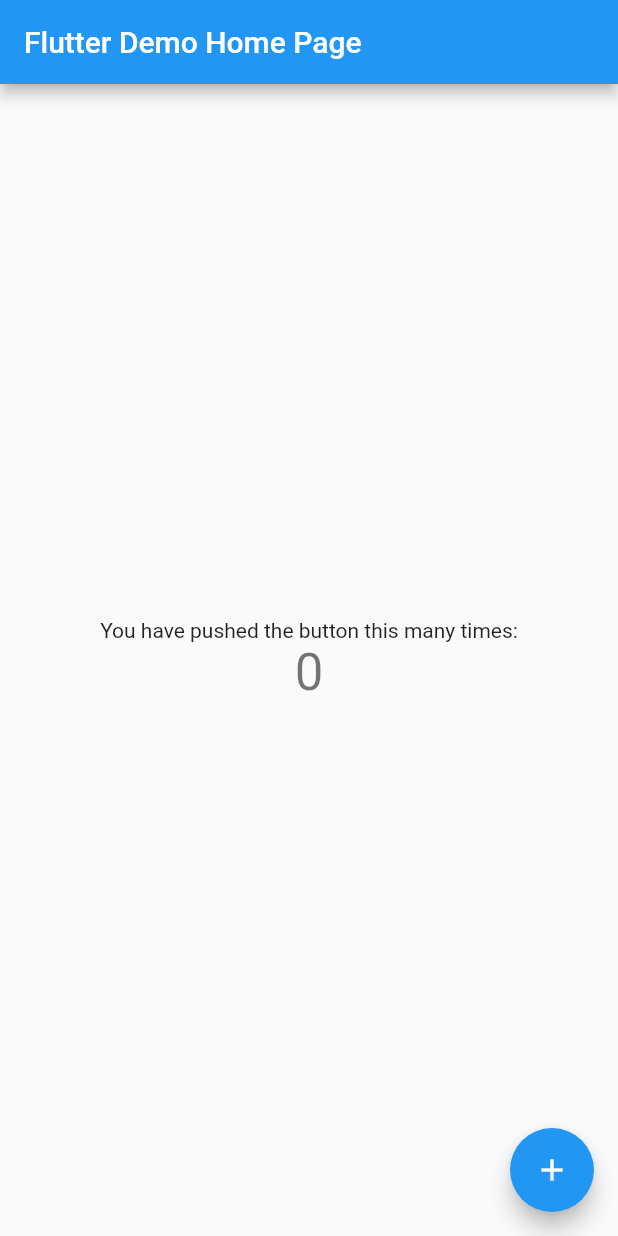
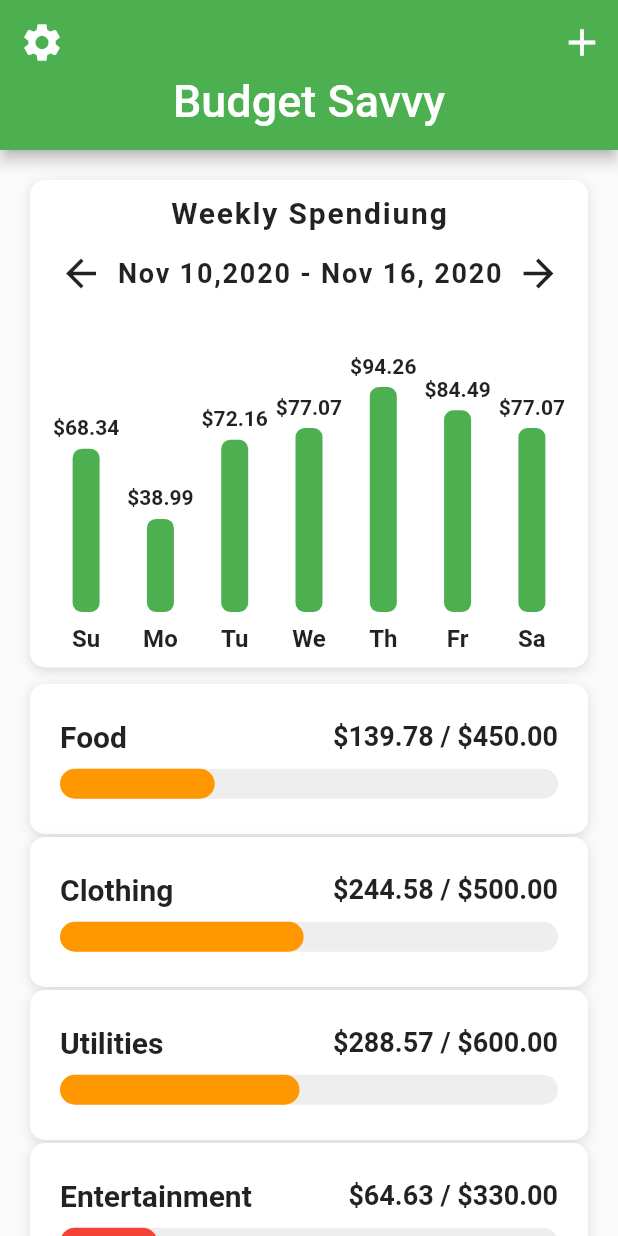
Before and after one commit to shameemreza/budgetsavvy, a Flutter app: the screen it shows after launch, on a phone screen of 412 x 824 dp. Run offline on Flutter 3.47's test engine with Material 2 defaults, Android fonts, the phone set to English and light mode, and no system bars.

Commit message:
UI Completed :boom:

```diff
--- a/lib/main.dart
+++ b/lib/main.dart
@@ -1,4 +1,5 @@
 import 'package:flutter/material.dart';
+import 'package:budgetsavvy/screens/HomeScreen.dart';
 
 void main() {
   runApp(MyApp());
@@ -9,109 +10,12 @@ class MyApp extends StatelessWidget {
   @override
   Widget build(BuildContext context) {
     return MaterialApp(
-      title: 'Flutter Demo',
+      debugShowCheckedModeBanner: false,
+      title: 'Budget Savvy',
       theme: ThemeData(
-        // This is the theme of your application.
-        //
-        // Try running your application with "flutter run". You'll see the
-        // application has a blue toolbar. Then, without quitting the app, try
-        // changing the primarySwatch below to Colors.green and then invoke
-        // "hot reload" (press "r" in the console where you ran "flutter run",
-        // or simply save your changes to "hot reload" in a Flutter IDE).
-        // Notice that the counter didn't reset back to zero; the application
-        // is not restarted.
-        primarySwatch: Colors.blue,
-        // This makes the visual density adapt to the platform that you run
-        // the app on. For desktop platforms, the controls will be smaller and
-        // closer together (more dense) than on mobile platforms.
-        visualDensity: VisualDensity.adaptivePlatformDensity,
+        primaryColor: Colors.green,
       ),
-      home: MyHomePage(title: 'Flutter Demo Home Page'),
+      home: HomeScreen(),
     );
   }
 }
-
-class MyHomePage extends StatefulWidget {
-  MyHomePage({Key key, this.title}) : super(key: key);
-
-  // This widget is the home page of your application. It is stateful, meaning
-  // that it has a State object (defined below) that contains fields that affect
-  // how it looks.
-
-  // This class is the configuration for the state. It holds the values (in this
-  // case the title) provided by the parent (in this case the App widget) and
-  // used by the build method of the State. Fields in a Widget subclass are
-  // always marked "final".
-
-  final String title;
-
-  @override
-  _MyHomePageState createState() => _MyHomePageState();
-}
-
-class _MyHomePageState extends State<MyHomePage> {
-  int _counter = 0;
-
-  void _incrementCounter() {
-    setState(() {
-      // This call to setState tells the Flutter framework that something has
-      // changed in this State, which causes it to rerun the build method below
-      // so that the display can reflect the updated values. If we changed
-      // _counter without calling setState(), then the build method would not be
-      // called again, and so nothing would appear to happen.
-      _counter++;
-    });
-  }
-
-  @override
-  Widget build(BuildContext context) {
-    // This method is rerun every time setState is called, for instance as done
-    // by the _incrementCounter method above.
-    //
-    // The Flutter framework has been optimized to make rerunning build methods
-    // fast, so that you can just rebuild anything that needs updating rather
-    // than having to individually change instances of widgets.
-    return Scaffold(
-      appBar: AppBar(
-        // Here we take the value from the MyHomePage object that was created by
-        // the App.build method, and use it to set our appbar title.
-        title: Text(widget.title),
-      ),
-      body: Center(
-        // Center is a layout widget. It takes a single child and positions it
-        // in the middle of the parent.
-        child: Column(
-          // Column is also a layout widget. It takes a list of children and
-          // arranges them vertically. By default, it sizes itself to fit its
-          // children horizontally, and tries to be as tall as its parent.
-          //
-          // Invoke "debug painting" (press "p" in the console, choose the
-          // "Toggle Debug Paint" action from the Flutter Inspector in Android
-          // Studio, or the "Toggle Debug Paint" command in Visual Studio Code)
-          // to see the wireframe for each widget.
-          //
-          // Column has various properties to control how it sizes itself and
-          // how it positions its children. Here we use mainAxisAlignment to
-          // center the children vertically; the main axis here is the vertical
-          // axis because Columns are vertical (the cross axis would be
-          // horizontal).
-          mainAxisAlignment: MainAxisAlignment.center,
-          children: <Widget>[
-            Text(
-              'You have pushed the button this many times:',
-            ),
-            Text(
-              '$_counter',
-              style: Theme.of(context).textTheme.headline4,
-            ),
-          ],
-        ),
-      ),
-      floatingActionButton: FloatingActionButton(
-        onPressed: _incrementCounter,
-        tooltip: 'Increment',
-        child: Icon(Icons.add),
-      ), // This trailing comma makes auto-formatting nicer for build methods.
-    );
-  }
-}
--- /dev/null
+++ b/lib/screens/HomeScreen.dart
@@ -0,0 +1,159 @@
+import 'package:budgetsavvy/data/data.dart';
+import 'package:budgetsavvy/models/CategoryModel.dart';
+import 'package:budgetsavvy/models/ExpenseModel.dart';
+import 'package:budgetsavvy/screens/CategoryScreen.dart';
+import 'package:budgetsavvy/utils/Colorshelper.dart';
+import 'package:budgetsavvy/widgets/BarChart.dart';
+import 'package:flutter/material.dart';
+
+class HomeScreen extends StatefulWidget {
+  @override
+  _HomeScreenState createState() => _HomeScreenState();
+}
+
+class _HomeScreenState extends State<HomeScreen> {
+  _buildCategory(Category category, double totalAmountSpend) {
+    return GestureDetector(
+      onTap: () => Navigator.push(
+        context,
+        MaterialPageRoute(
+          builder: (_) => CategoryScreen(category: category),
+        ),
+      ),
+      child: Container(
+        margin: EdgeInsets.symmetric(horizontal: 20.0, vertical: 1.0),
+        padding: EdgeInsets.all(20.0),
+        height: 100.0,
+        width: double.infinity,
+        decoration: BoxDecoration(
+          borderRadius: BorderRadius.circular(10.0),
+          color: Colors.white,
+          boxShadow: [
+            BoxShadow(
+              color: Colors.black12,
+              offset: Offset(0, 2),
+              blurRadius: 6.0,
+            )
+          ],
+        ),
+        child: Column(
+          mainAxisAlignment: MainAxisAlignment.center,
+          children: [
+            Row(
+              mainAxisAlignment: MainAxisAlignment.spaceBetween,
+              children: [
+                Text(
+                  category.name,
+                  style: TextStyle(
+                    fontSize: 20.0,
+                    fontWeight: FontWeight.w600,
+                  ),
+                ),
+                Text(
+                  '\$${(category.maxAmount - totalAmountSpend).toStringAsFixed(2)} / \$${category.maxAmount.toStringAsFixed(2)}',
+                  style: TextStyle(
+                    fontSize: 18.0,
+                    fontWeight: FontWeight.w600,
+                  ),
+                ),
+              ],
+            ),
+            SizedBox(height: 10.0),
+            LayoutBuilder(
+              builder: (BuildContext contex, BoxConstraints constraints) {
+                final double maxBarWidth = constraints.maxWidth;
+                final double percent = (category.maxAmount - totalAmountSpend) /
+                    category.maxAmount;
+                double barWidth = percent * maxBarWidth;
+                if (barWidth < 0) {
+                  barWidth = 0;
+                }
+                return Stack(
+                  children: [
+                    Container(
+                      height: 20.0,
+                      decoration: BoxDecoration(
+                        color: Colors.grey[200],
+                        borderRadius: BorderRadius.circular(15.0),
+                      ),
+                    ),
+                    Container(
+                      height: 20.0,
+                      width: barWidth,
+                      decoration: BoxDecoration(
+                        color: getColor(context, percent),
+                        borderRadius: BorderRadius.circular(15.0),
+                      ),
+                    ),
+                  ],
+                );
+              },
+            ),
+          ],
+        ),
+      ),
+    );
+  }
+
+  @override
+  Widget build(BuildContext context) {
+    return Scaffold(
+      body: CustomScrollView(
+        slivers: <Widget>[
+          SliverAppBar(
+            expandedHeight: 100.0,
+            forceElevated: true,
+            floating: true,
+            leading: IconButton(
+              icon: Icon(Icons.settings),
+              iconSize: 30.0,
+              onPressed: () {},
+            ),
+            flexibleSpace: FlexibleSpaceBar(
+              title: Text('Budget Savvy'),
+              centerTitle: true,
+            ),
+            actions: [
+              IconButton(
+                icon: Icon(Icons.add),
+                iconSize: 30.0,
+                onPressed: () {},
+              ),
+            ],
+          ),
+          SliverList(
+            delegate: SliverChildBuilderDelegate(
+              (BuildContext context, int index) {
+                if (index == 0) {
+                  return Container(
+                    margin: EdgeInsets.fromLTRB(20.0, 20.0, 20.0, 10.0),
+                    decoration: BoxDecoration(
+                      color: Colors.white,
+                      boxShadow: [
+                        BoxShadow(
+                          color: Colors.black12,
+                          offset: Offset(0, 2),
+                          blurRadius: 6.0,
+                        ),
+                      ],
+                      borderRadius: BorderRadius.circular(10.0),
+                    ),
+                    child: BarChart(expenses: weeklySpending),
+                  );
+                } else {
+                  final Category category = categories[index - 1];
+                  double totalAmountSpend = 0;
+                  category.expenses.forEach((Expense expense) {
+                    totalAmountSpend += expense.cost;
+                  });
+                  return _buildCategory(category, totalAmountSpend);
+                }
+              },
+              childCount: 1 + categories.length,
+            ),
+          ),
+        ],
+      ),
+    );
+  }
+}
--- /dev/null
+++ b/lib/utils/Colorshelper.dart
@@ -0,0 +1,10 @@
+import 'package:flutter/material.dart';
+
+Color getColor(BuildContext context, double percent) {
+  if (percent >= 0.5) {
+    return Theme.of(context).primaryColor;
+  } else if (percent >= 0.25) {
+    return Colors.orange;
+  }
+  return Colors.red;
+}
--- /dev/null
+++ b/lib/widgets/BarChart.dart
@@ -0,0 +1,135 @@
+import 'package:flutter/material.dart';
+
+class BarChart extends StatelessWidget {
+  final List<double> expenses;
+  BarChart({this.expenses});
+  @override
+  Widget build(BuildContext context) {
+    double mostExpensive = 0;
+    expenses.forEach((double price) {
+      if (price > mostExpensive) {
+        mostExpensive = price;
+      }
+    });
+    return Padding(
+      padding: EdgeInsets.all(10.0),
+      child: Column(
+        children: [
+          Text(
+            'Weekly Spendiung',
+            style: TextStyle(
+              fontSize: 20.0,
+              fontWeight: FontWeight.bold,
+              letterSpacing: 1.2,
+            ),
+          ),
+          SizedBox(height: 5.0),
+          Row(
+            mainAxisAlignment: MainAxisAlignment.spaceAround,
+            children: [
+              IconButton(
+                icon: Icon(Icons.arrow_back),
+                iconSize: 30.0,
+                onPressed: () {},
+              ),
+              Text(
+                'Nov 10,2020 - Nov 16, 2020',
+                style: TextStyle(
+                  fontSize: 18.0,
+                  fontWeight: FontWeight.w600,
+                  letterSpacing: 1.2,
+                ),
+              ),
+              IconButton(
+                icon: Icon(Icons.arrow_forward),
+                iconSize: 30.0,
+                onPressed: () {},
+              ),
+            ],
+          ),
+          SizedBox(height: 30.0),
+          Row(
+            mainAxisAlignment: MainAxisAlignment.spaceEvenly,
+            crossAxisAlignment: CrossAxisAlignment.end,
+            children: [
+              Bar(
+                label: 'Su',
+                amountSpend: expenses[0],
+                mostExpensive: mostExpensive,
+              ),
+              Bar(
+                label: 'Mo',
+                amountSpend: expenses[1],
+                mostExpensive: mostExpensive,
+              ),
+              Bar(
+                label: 'Tu',
+                amountSpend: expenses[2],
+                mostExpensive: mostExpensive,
+              ),
+              Bar(
+                label: 'We',
+                amountSpend: expenses[3],
+                mostExpensive: mostExpensive,
+              ),
+              Bar(
+                label: 'Th',
+                amountSpend: expenses[4],
+                mostExpensive: mostExpensive,
+              ),
+              Bar(
+                label: 'Fr',
+                amountSpend: expenses[5],
+                mostExpensive: mostExpensive,
+              ),
+              Bar(
+                label: 'Sa',
+                amountSpend: expenses[6],
+                mostExpensive: mostExpensive,
+              ),
+            ],
+          ),
+        ],
+      ),
+    );
+  }
+}
+
+class Bar extends StatelessWidget {
+  final String label;
+  final double amountSpend;
+  final double mostExpensive;
+  final double _maxBarheight = 150.0;
+  Bar({this.label, this.amountSpend, this.mostExpensive});
+  @override
+  Widget build(BuildContext context) {
+    final barHeight = amountSpend / mostExpensive * _maxBarheight;
+    return Column(
+      children: [
+        Text(
+          '\$${amountSpend.toStringAsFixed(2)}',
+          style: TextStyle(
+            fontWeight: FontWeight.w600,
+          ),
+        ),
+        SizedBox(height: 6.0),
+        Container(
+          height: barHeight,
+          width: 18.0,
+          decoration: BoxDecoration(
+            color: Theme.of(context).primaryColor,
+            borderRadius: BorderRadius.circular(6.0),
+          ),
+        ),
+        SizedBox(height: 8.0),
+        Text(
+          label,
+          style: TextStyle(
+            fontWeight: FontWeight.w600,
+            fontSize: 16.0,
+          ),
+        ),
+      ],
+    );
+  }
+}
```
Also changed, not shown: lib/screens/CategoryScreen.dart (added, +129 -0 lines), lib/widgets/RadialPainter.dart (added, +36 -0 lines).
